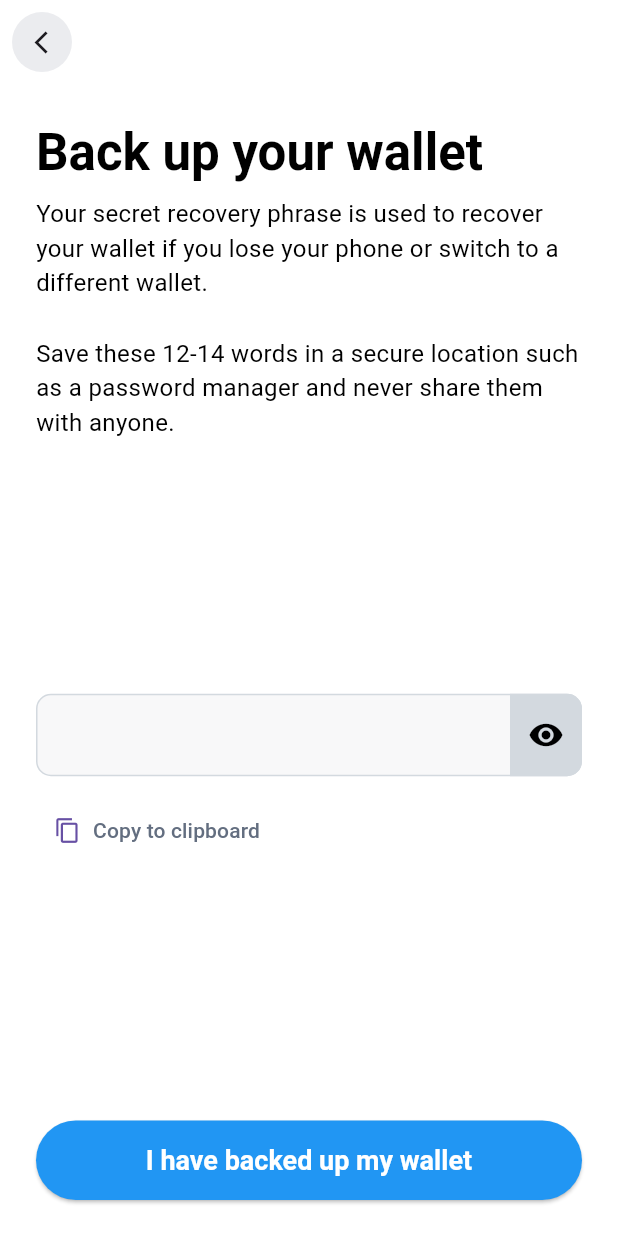
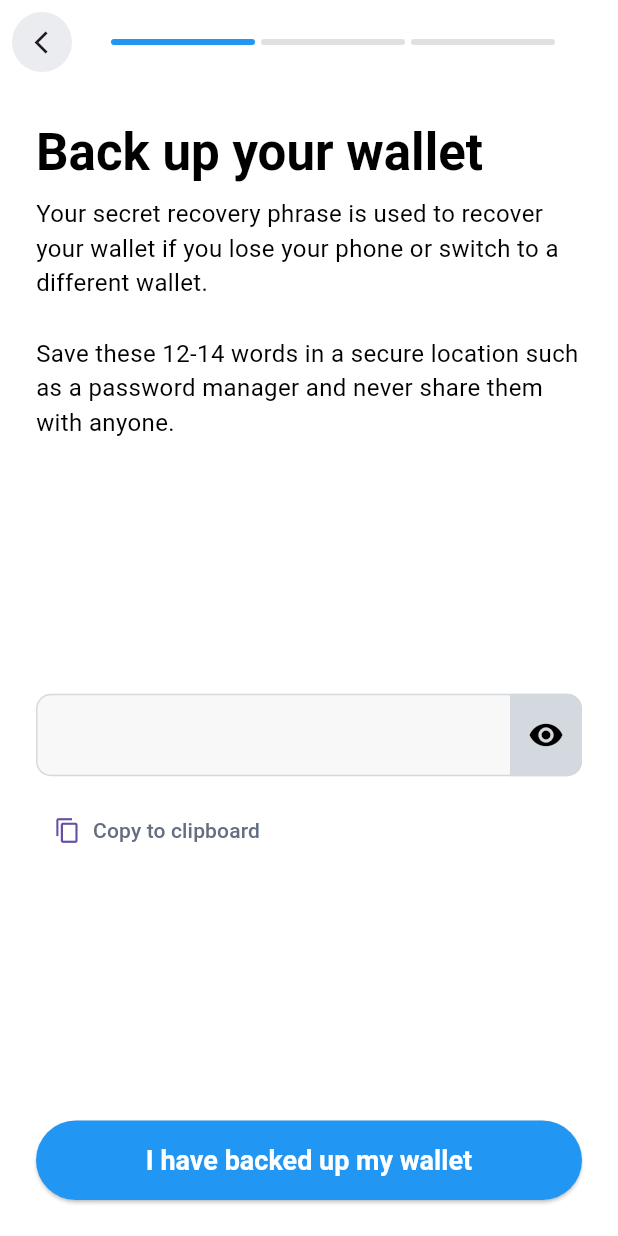
Before and after one commit to ZARPLY/zarply-ce, a Flutter app: the screen it shows after launch, after a tap on "Create new wallet", on a phone screen of 412 x 824 dp. Run offline on Flutter 3.47's test engine with Material 3 defaults, Android fonts, the phone set to English and light mode, and no system bars; our stand-ins replace flutter_dotenv, flutter_secure_storage, go_router, share_plus; missing offline and left inert: bip39, qr, solana; project files that could hold a hidden picture were left out.

Commit message:
chore: create password screen + access wallet screen + progress indicator widget

```diff
--- a/lib/router/app_router.dart
+++ b/lib/router/app_router.dart
@@ -2,7 +2,9 @@ import 'package:flutter/material.dart';
 import 'package:go_router/go_router.dart';
 
 import '../provider/wallet_provider.dart';
+import '../screens/onboarding/access_wallet_screen.dart';
 import '../screens/onboarding/backup_wallet.dart';
+import '../screens/onboarding/create_password_screen.dart';
 import '../screens/onboarding/new_wallet_screen.dart';
 import '../screens/onboarding/restore_wallet_screen.dart';
 import '../screens/onboarding/welcome_screen.dart';
@@ -75,6 +77,16 @@ GoRouter createRouter(WalletProvider walletProvider) {
             builder: (BuildContext context, GoRouterState state) =>
                 const RequestAmountScreen(),
           ),
+          GoRoute(
+            path: '/create_password',
+            builder: (BuildContext context, GoRouterState state) =>
+                const CreatePasswordScreen(),
+          ),
+          GoRoute(
+            path: '/access_wallet',
+            builder: (BuildContext context, GoRouterState state) =>
+                const AccessWalletScreen(),
+          ),
         ],
       ),
     ],
--- a/lib/screens/onboarding/backup_wallet.dart
+++ b/lib/screens/onboarding/backup_wallet.dart
@@ -7,6 +7,7 @@ import 'package:go_router/go_router.dart';
 import 'package:provider/provider.dart';
 
 import '../../provider/wallet_provider.dart';
+import '../../widgets/onboarding/progress_steps.dart';
 
 class BackupWalletScreen extends StatefulWidget {
   const BackupWalletScreen({super.key});
@@ -28,7 +29,7 @@ class _BackupWalletScreenState extends State<BackupWalletScreen> {
   void confirmBackupAndProceed() {
     Provider.of<WalletProvider>(context, listen: false)
         .setRecoveryPhrase(_recoveryPhrase);
-    context.go('/new_wallet');
+    context.go('/create_password');
   }
 
   @override
@@ -52,6 +53,13 @@ class _BackupWalletScreenState extends State<BackupWalletScreen> {
                 ),
               ),
             ),
+          ),
+        ),
+        title: const Padding(
+          padding: EdgeInsets.only(right: 24),
+          child: ProgressSteps(
+            currentStep: 0,
+            totalSteps: 3,
           ),
         ),
       ),
--- a/lib/screens/onboarding/welcome_screen.dart
+++ b/lib/screens/onboarding/welcome_screen.dart
@@ -12,17 +12,13 @@ class WelcomeScreen extends StatelessWidget {
         children: <Widget>[
           Stack(
             children: <Widget>[
-              // Background curved container (more transparent)
               ClipPath(
                 clipper: SteeperCurvedBottomClipper(),
                 child: Container(
-                  height: MediaQuery.of(context).size.height *
-                      0.53, // Slightly bigger
-                  color: const Color(0xFF4169E1)
-                      .withOpacity(0.3), // More transparent
+                  height: MediaQuery.of(context).size.height * 0.53,
+                  color: const Color(0xFF4169E1).withOpacity(0.3),
                 ),
               ),
-              // Original curved container
               ClipPath(
                 clipper: CurvedBottomClipper(),
                 child: Container(
@@ -68,7 +64,7 @@ class WelcomeScreen extends StatelessWidget {
                     ],
                   ),
                 ),
-                const SizedBox(height: 32),
+                const SizedBox(height: 64),
                 SizedBox(
                   width: double.infinity,
                   child: ElevatedButton(
--- /dev/null
+++ b/lib/widgets/onboarding/progress_steps.dart
@@ -0,0 +1,30 @@
+import 'package:flutter/material.dart';
+
+class ProgressSteps extends StatelessWidget {
+  const ProgressSteps({
+    super.key,
+    this.currentStep = 0,
+    this.totalSteps = 3,
+  });
+  final int currentStep;
+  final int totalSteps;
+
+  @override
+  Widget build(BuildContext context) {
+    return Row(
+      children: List<Widget>.generate(
+        totalSteps,
+        (int index) => Expanded(
+          child: Container(
+            height: 4,
+            margin: const EdgeInsets.symmetric(horizontal: 2),
+            decoration: BoxDecoration(
+              color: index == currentStep ? Colors.blue : Colors.grey.shade300,
+              borderRadius: BorderRadius.circular(2),
+            ),
+          ),
+        ),
+      ),
+    );
+  }
+}
```
Also changed, not shown: lib/screens/onboarding/access_wallet_screen.dart (added, +132 -0 lines), lib/screens/onboarding/create_password_screen.dart (added, +170 -0 lines), lib/screens/onboarding/restore_wallet_screen.dart (+8 -0 lines).
